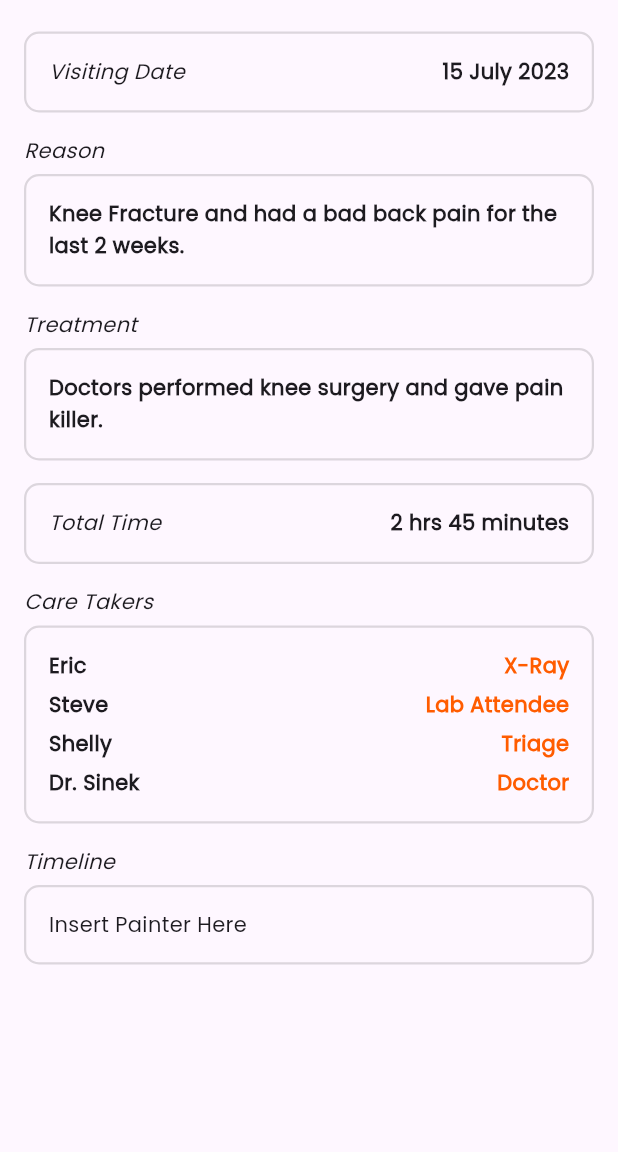
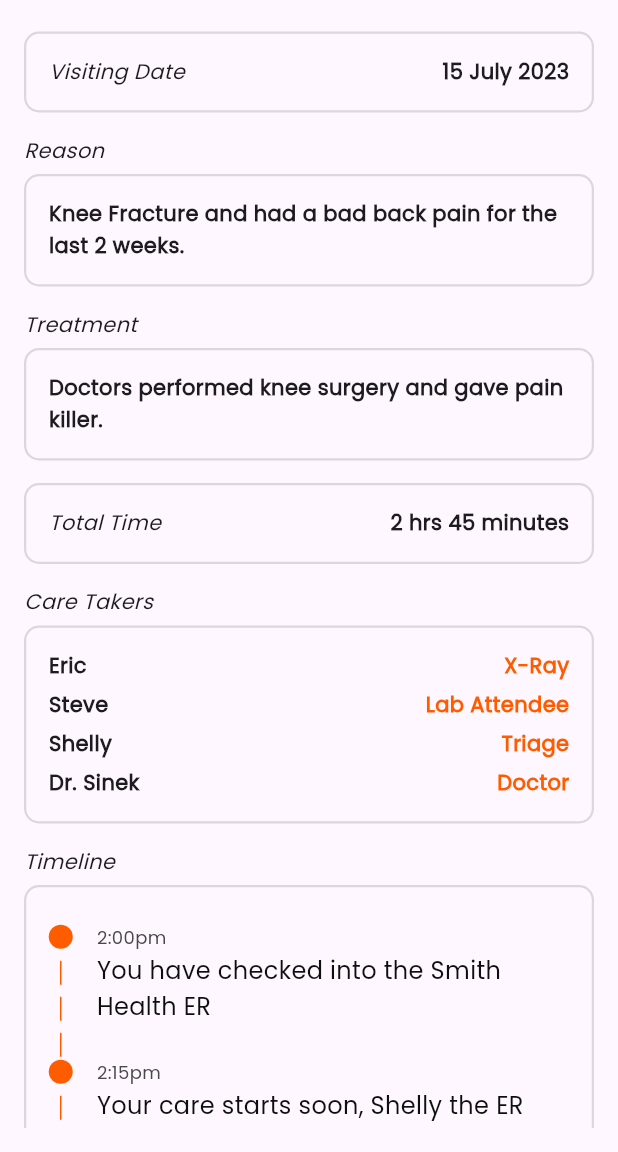
Before and after one commit to JamshedK/Flutter-Training-PI, a Flutter app: the VisitDetailsPage screen opened directly, on a phone screen of 412 x 824 dp, the part 84-1236 px from its top. Run offline on Flutter 3.47's test engine with Material 3 defaults, Android fonts, the phone set to English and light mode, and no system bars; our stand-ins replace firebase_auth, firebase_core, firebase_messaging, google_sign_in; accounts and stored records are empty.

Commit message:
added timeline to Visit Details

```diff
--- a/lib/pages/current_visit_page.dart
+++ b/lib/pages/current_visit_page.dart
@@ -4,6 +4,9 @@ import 'package:patient_inform/widgets/themed_app_bar.dart';
 import 'package:patient_inform/utils/current_visit_data.dart';
 import 'package:patient_inform/utils/circle_and_lines_painter.dart';
 
+/*
+CurrentVisitPage calls CurrentVisitEvent & CurrentVisitData (separate file)
+*/
 class CurrentVisitPage extends StatelessWidget {
   static const _currentVisits = [
     CurrentVisitData(
@@ -83,6 +86,9 @@ class CurrentVisitPage extends StatelessWidget {
   }
 }
 
+/*
+CurrentVisitEvent calls CurrentVisitData & CirclePainter
+*/
 class CurrentVisitEvent extends StatelessWidget {
   const CurrentVisitEvent({
     super.key,
@@ -97,7 +103,6 @@ class CurrentVisitEvent extends StatelessWidget {
   Widget build(BuildContext context) {
     return IntrinsicHeight(
       child: Row(
-        // TODO: check if this is required after implementing
         crossAxisAlignment: CrossAxisAlignment.stretch,
         children: [
           CustomPaint(
--- a/lib/pages/visit_details.dart
+++ b/lib/pages/visit_details.dart
@@ -1,10 +1,63 @@
 import 'package:flutter/material.dart';
+import 'package:patient_inform/pages/current_visit_page.dart';
+import 'package:patient_inform/utils/current_visit_data.dart';
 import 'package:patient_inform/widgets/themed_app_bar.dart';
 import 'package:patient_inform/utils/constants.dart';
 
 //TODO: Make data into format like Home Page for data transfer from database
-//TODO: Insert Painter into Current Visit Box
 class VisitDetailsPage extends StatelessWidget {
+  static const _currentVisits = [
+    CurrentVisitData(
+        timeOfEvent: '2:00pm',
+        eventDescription: 'You have checked into the Smith Health ER'),
+    CurrentVisitData(
+        timeOfEvent: '2:15pm',
+        eventDescription:
+            'Your care starts soon, Shelly the ER Triage Nurse will be with you in just a moment. Be ready to answer some questions about your visit today. '),
+    CurrentVisitData(
+        timeOfEvent: '2:30pm',
+        eventDescription:
+            'Shelly completed your triage and you are assigned a Triage Level 3 (Click here to see what that means)\nEstimated Wait Time is 60 minutes.'),
+    CurrentVisitData(
+        timeOfEvent: '2:35pm',
+        eventDescription:
+            'An order for Abdominal X-ray has been placed and blood work has been requested.'),
+    CurrentVisitData(
+        timeOfEvent: '2:40pm',
+        eventDescription:
+            'Eric with Xray just signed up to come take you to get your Xray - He will be with you momentarily.'),
+    CurrentVisitData(
+        timeOfEvent: '2:45pm',
+        eventDescription:
+            'Steve with lab will be by to take you for a blood draw - This will happen right after your X-ray.'),
+    CurrentVisitData(
+        timeOfEvent: '3:30pm',
+        eventDescription:
+            'Your X-ray has been read by the radiologist Dr. Smith - We are working hard to get you into an ER Room.'),
+    CurrentVisitData(
+        timeOfEvent: '3:45pm', eventDescription: 'Your blood work is back.'),
+    CurrentVisitData(
+        timeOfEvent: '3:50pm',
+        eventDescription:
+            'A room just opened up and your Nurse will be Cheyenne, she or the tech will be out to pick you up and take you to your room.'),
+    CurrentVisitData(
+        timeOfEvent: '4:00pm',
+        eventDescription:
+            'Dr. Sinek just signed up and will be here soon. He is finshing up on some other patients. Please press your call out if you need your Nurse Cheyenne or your Tech.'),
+    CurrentVisitData(
+        timeOfEvent: '4:15pm',
+        eventDescription:
+            'The doctor has ordered some pain meds and your nurse will be bringing them shortly.'),
+    CurrentVisitData(
+        timeOfEvent: '5:00pm',
+        eventDescription:
+            'We are glad you are feeling better. Your discharge orders as well as a work note has been printed. Your nurse will bring them in soon. Please feel free to ask any questions.'),
+    CurrentVisitData(
+        timeOfEvent: '5:30pm',
+        eventDescription:
+            'We thank you for your visit today at Smith Health. Your care team was Cheyenne RN and Dr. Sinek. We hope we took excellent care of you or your loved one today. Please feel free to rate us on a scale of 0-10 where 10 is excellent. Don\'t forget to follow up with your Primary Care Provider and find your results from today\'s visit on your MyChart (Link to MyChart)'),
+  ];
+
   const VisitDetailsPage({
     super.key,
   });
@@ -123,8 +176,16 @@ class VisitDetailsPage extends StatelessWidget {
               Container(
                 decoration: _greyStyledBox,
                 padding: const EdgeInsets.all(15),
-                //TODO: Use Painter to put timeline snippet here
-                child: const Text("Insert Painter Here"),
+                // child: const Text("Insert Painter Here"),
+                child: Column(
+                  children: [
+                    const SizedBox(height: 10),
+                    for (var i = 0; i < _currentVisits.length; ++i)
+                      CurrentVisitEvent(
+                          data: _currentVisits[i],
+                          isLastEvent: i == _currentVisits.length - 1)
+                  ],
+                ),
               ),
             ],
           ),
```
